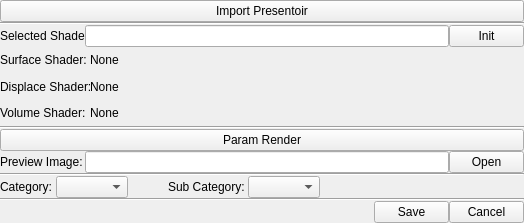
Before: the Qt Designer form tools/maya/util/factory/ui/dialShader.ui in snaress/studio, drawn with Qt 5.
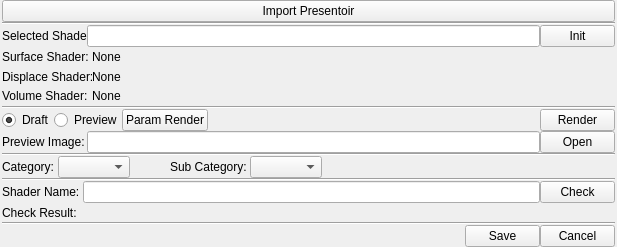
After: the same form once the commit is applied.

Commit message: factory: Update for mayaFactory mayaFactory: Update ShaderUi()

Patch:
```diff
--- a/tools/maya/util/factory/ui/dialShader.ui
+++ b/tools/maya/util/factory/ui/dialShader.ui
@@ -6,8 +6,8 @@
    <rect>
     <x>0</x>
     <y>0</y>
-    <width>524</width>
-    <height>223</height>
+    <width>617</width>
+    <height>247</height>
    </rect>
   </property>
   <property name="windowTitle">
@@ -26,6 +26,12 @@
       <property name="spacing">
        <number>0</number>
       </property>
+      <property name="leftMargin">
+       <number>2</number>
+      </property>
+      <property name="rightMargin">
+       <number>2</number>
+      </property>
       <item>
        <widget class="QPushButton" name="bImport">
         <property name="text">
@@ -124,7 +130,7 @@
           <property name="sizeHint" stdset="0">
            <size>
             <width>40</width>
-            <height>20</height>
+            <height>10</height>
            </size>
           </property>
          </spacer>
@@ -167,7 +173,7 @@
           <property name="sizeHint" stdset="0">
            <size>
             <width>40</width>
-            <height>20</height>
+            <height>10</height>
            </size>
           </property>
          </spacer>
@@ -210,7 +216,7 @@
           <property name="sizeHint" stdset="0">
            <size>
             <width>40</width>
-            <height>20</height>
+            <height>10</height>
            </size>
           </property>
          </spacer>
@@ -225,11 +231,85 @@
        </widget>
       </item>
       <item>
-       <widget class="QPushButton" name="bParamRender">
-        <property name="text">
-         <string>Param Render</string>
-        </property>
-       </widget>
+       <layout class="QHBoxLayout" name="horizontalLayout">
+        <item>
+         <widget class="QRadioButton" name="rbDraft">
+          <property name="text">
+           <string>Draft</string>
+          </property>
+          <property name="checked">
+           <bool>true</bool>
+          </property>
+          <attribute name="buttonGroup">
+           <string notr="true">bgQuality</string>
+          </attribute>
+         </widget>
+        </item>
+        <item>
+         <widget class="QRadioButton" name="rbPreview">
+          <property name="text">
+           <string>Preview</string>
+          </property>
+          <attribute name="buttonGroup">
+           <string notr="true">bgQuality</string>
+          </attribute>
+         </widget>
+        </item>
+        <item>
+         <widget class="QPushButton" name="bParamRender">
+          <property name="minimumSize">
+           <size>
+            <width>0</width>
+            <height>0</height>
+           </size>
+          </property>
+          <property name="maximumSize">
+           <size>
+            <width>16777215</width>
+            <height>16777215</height>
+           </size>
+          </property>
+          <property name="text">
+           <string>Param Render</string>
+          </property>
+         </widget>
+        </item>
+        <item>
+         <spacer name="horizontalSpacer_7">
+          <property name="orientation">
+           <enum>Qt::Horizontal</enum>
+          </property>
+          <property name="sizeType">
+           <enum>QSizePolicy::Expanding</enum>
+          </property>
+          <property name="sizeHint" stdset="0">
+           <size>
+            <width>40</width>
+            <height>10</height>
+           </size>
+          </property>
+         </spacer>
+        </item>
+        <item>
+         <widget class="QPushButton" name="bRender">
+          <property name="minimumSize">
+           <size>
+            <width>75</width>
+            <height>0</height>
+           </size>
+          </property>
+          <property name="maximumSize">
+           <size>
+            <width>75</width>
+            <height>16777215</height>
+           </size>
+          </property>
+          <property name="text">
+           <string>Render</string>
+          </property>
+         </widget>
+        </item>
+       </layout>
       </item>
       <item>
        <layout class="QHBoxLayout" name="hlPreview">
@@ -313,7 +393,7 @@
           <property name="sizeHint" stdset="0">
            <size>
             <width>40</width>
-            <height>20</height>
+            <height>10</height>
            </size>
           </property>
          </spacer>
@@ -340,7 +420,7 @@
           <property name="sizeHint" stdset="0">
            <size>
             <width>40</width>
-            <height>20</height>
+            <height>10</height>
            </size>
           </property>
          </spacer>
@@ -354,6 +434,77 @@
         </property>
        </widget>
       </item>
+      <item>
+       <layout class="QHBoxLayout" name="hlShaderName">
+        <item>
+         <widget class="QLabel" name="lShaderName">
+          <property name="text">
+           <string>Shader Name: </string>
+          </property>
+         </widget>
+        </item>
+        <item>
+         <widget class="QLineEdit" name="leShaderName"/>
+        </item>
+        <item>
+         <widget class="QPushButton" name="bCheck">
+          <property name="minimumSize">
+           <size>
+            <width>75</width>
+            <height>0</height>
+           </size>
+          </property>
+          <property name="maximumSize">
+           <size>
+            <width>75</width>
+            <height>16777215</height>
+           </size>
+          </property>
+          <property name="text">
+           <string>Check</string>
+          </property>
+         </widget>
+        </item>
+       </layout>
+      </item>
+      <item>
+       <layout class="QHBoxLayout" name="horizontalLayout_2">
+        <item>
+         <widget class="QLabel" name="lCheckResult">
+          <property name="text">
+           <string>Check Result: </string>
+          </property>
+         </widget>
+        </item>
+        <item>
+         <widget class="QLabel" name="lCheckValue">
+          <property name="text">
+           <string/>
+          </property>
+         </widget>
+        </item>
+        <item>
+         <spacer name="horizontalSpacer_8">
+          <property name="orientation">
+           <enum>Qt::Horizontal</enum>
+          </property>
+          <property name="sizeHint" stdset="0">
+           <size>
+            <width>40</width>
+            <height>10</height>
+           </size>
+          </property>
+         </spacer>
+        </item>
+       </layout>
+      </item>
+      <item>
+       <widget class="Line" name="line_5">
+        <property name="orientation">
+         <enum>Qt::Horizontal</enum>
+        </property>
+       </widget>
+      </item>
       <item>
        <layout class="QHBoxLayout" name="hlEdit">
         <item>
@@ -364,7 +515,7 @@
           <property name="sizeHint" stdset="0">
            <size>
             <width>40</width>
-            <height>20</height>
+            <height>10</height>
            </size>
           </property>
          </spacer>
```
Left out of the diff: 13 changed lines with no effect on the pictures. The commit also changes 8 other files.
